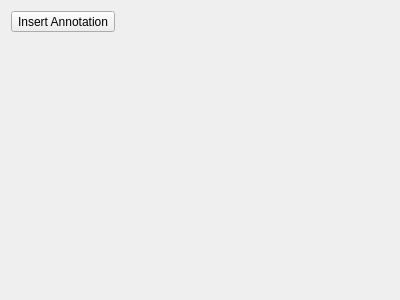
First picture: the form in plugins/textshape/dialogs/SimpleAnnotationWidget.ui, repository KDE/calligra, before the edit.
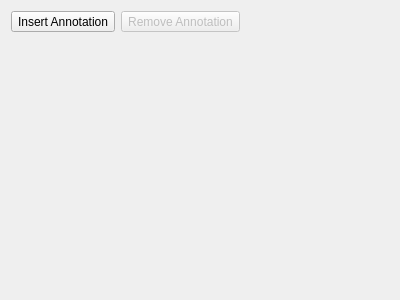
Second picture: the form after the edit.

Commit message: Add Remove annotation button to remove selected annotation shape.

The edit to the form file:
```diff
--- a/plugins/textshape/dialogs/SimpleAnnotationWidget.ui
+++ b/plugins/textshape/dialogs/SimpleAnnotationWidget.ui
@@ -22,13 +22,23 @@
     </widget>
    </item>
    <item row="0" column="1">
-    <spacer name="horizontalSpacer">
+    <widget class="QToolButton" name="removeAnnotation">
+     <property name="enabled">
+      <bool>false</bool>
+     </property>
+     <property name="text">
+      <string>Remove Annotation</string>
+     </property>
+    </widget>
+   </item>
+   <item row="0" column="2">
+    <spacer name="horizontalSpacer_2">
      <property name="orientation">
       <enum>Qt::Horizontal</enum>
      </property>
      <property name="sizeHint" stdset="0">
       <size>
-       <width>259</width>
+       <width>138</width>
        <height>20</height>
       </size>
      </property>
```
The commit also changes 7 other files.
